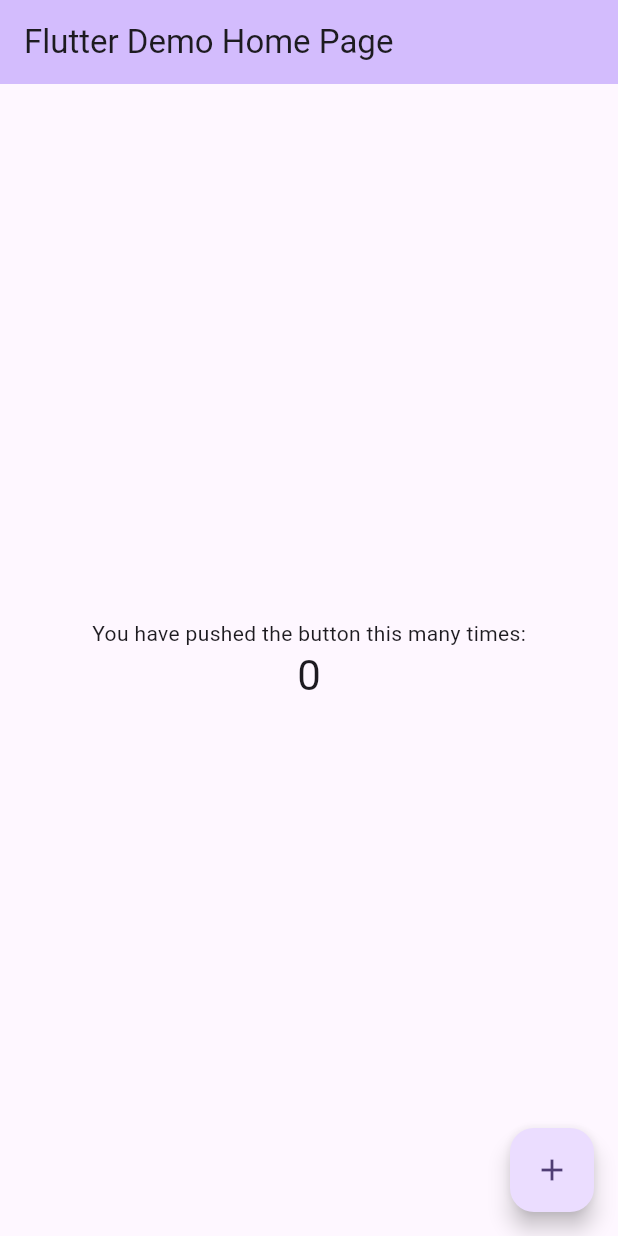
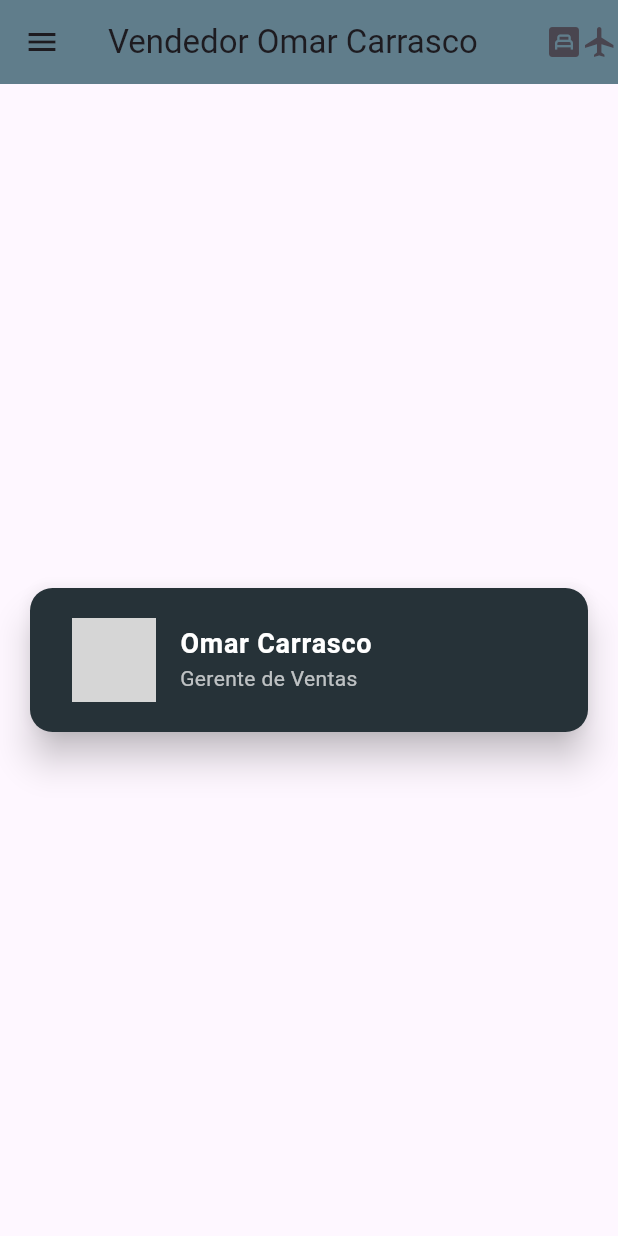
Before and after one commit to Carrasco07/IAmoviles_Act5_AppBarCard_Gpo_6I-Omar, a Flutter app: the screen it shows after launch, on a phone screen of 412 x 824 dp. Run offline on Flutter 3.47's test engine with Material 3 defaults, Android fonts, the phone set to English and light mode, and no system bars; network calls fail; grey boxes are pictures that could not be loaded.

```diff
--- a/lib/main.dart
+++ b/lib/main.dart
@@ -1,122 +1,75 @@
 import 'package:flutter/material.dart';
+import 'package:flutter/semantics.dart';
 
-void main() {
-  runApp(const MyApp());
-}
+void main() => runApp(AppMuebleria());
 
-class MyApp extends StatelessWidget {
-  const MyApp({super.key});
+class AppMuebleria extends StatelessWidget {
+  const AppMuebleria({super.key});
 
-  // This widget is the root of your application.
   @override
   Widget build(BuildContext context) {
     return MaterialApp(
-      title: 'Flutter Demo',
-      theme: ThemeData(
-        // This is the theme of your application.
-        //
-        // TRY THIS: Try running your application with "flutter run". You'll see
-        // the application has a purple toolbar. Then, without quitting the app,
-        // try changing the seedColor in the colorScheme below to Colors.green
-        // and then invoke "hot reload" (save your changes or press the "hot
-        // reload" button in a Flutter-supported IDE, or press "r" if you used
-        // the command line to start the app).
-        //
-        // Notice that the counter didn't reset back to zero; the application
-        // state is not lost during the reload. To reset the state, use hot
-        // restart instead.
-        //
-        // This works for code too, not just values: Most code changes can be
-        // tested with just a hot reload.
-        colorScheme: ColorScheme.fromSeed(seedColor: Colors.deepPurple),
-      ),
-      home: const MyHomePage(title: 'Flutter Demo Home Page'),
+      debugShowCheckedModeBanner: false,
+      title: 'Muebleria',
+      home: Empleado(),
     );
   }
-}
+}// Fin clase AppMuebleria
 
-class MyHomePage extends StatefulWidget {
-  const MyHomePage({super.key, required this.title});
-
-  // This widget is the home page of your application. It is stateful, meaning
-  // that it has a State object (defined below) that contains fields that affect
-  // how it looks.
-
-  // This class is the configuration for the state. It holds the values (in this
-  // case the title) provided by the parent (in this case the App widget) and
-  // used by the build method of the State. Fields in a Widget subclass are
-  // always marked "final".
-
-  final String title;
-
-  @override
-  State<MyHomePage> createState() => _MyHomePageState();
-}
-
-class _MyHomePageState extends State<MyHomePage> {
-  int _counter = 0;
-
-  void _incrementCounter() {
-    setState(() {
-      // This call to setState tells the Flutter framework that something has
-      // changed in this State, which causes it to rerun the build method below
-      // so that the display can reflect the updated values. If we changed
-      // _counter without calling setState(), then the build method would not be
-      // called again, and so nothing would appear to happen.
-      _counter++;
-    });
-  }
+class Empleado extends StatelessWidget {
+  const Empleado({super.key});
 
   @override
   Widget build(BuildContext context) {
-    // This method is rerun every time setState is called, for instance as done
-    // by the _incrementCounter method above.
-    //
-    // The Flutter framework has been optimized to make rerunning build methods
-    // fast, so that you can just rebuild anything that needs updating rather
-    // than having to individually change instances of widgets.
     return Scaffold(
       appBar: AppBar(
-        // TRY THIS: Try changing the color here to a specific color (to
-        // Colors.amber, perhaps?) and trigger a hot reload to see the AppBar
-        // change color while the other colors stay the same.
-        backgroundColor: Theme.of(context).colorScheme.inversePrimary,
-        // Here we take the value from the MyHomePage object that was created by
-        // the App.build method, and use it to set our appbar title.
-        title: Text(widget.title),
+
+        title: Text('Vendedor Omar Carrasco'),
+        backgroundColor: Colors.blueGrey,
+        actions: [
+          Icon(Icons.bedroom_child),
+          Icon(Icons.flight),
+        ],
       ),
+      drawer: Drawer(),
       body: Center(
-        // Center is a layout widget. It takes a single child and positions it
-        // in the middle of the parent.
-        child: Column(
-          // Column is also a layout widget. It takes a list of children and
-          // arranges them vertically. By default, it sizes itself to fit its
-          // children horizontally, and tries to be as tall as its parent.
-          //
-          // Column has various properties to control how it sizes itself and
-          // how it positions its children. Here we use mainAxisAlignment to
-          // center the children vertically; the main axis here is the vertical
-          // axis because Columns are vertical (the cross axis would be
-          // horizontal).
-          //
-          // TRY THIS: Invoke "debug painting" (choose the "Toggle Debug Paint"
-          // action in the IDE, or press "p" in the console), to see the
-          // wireframe for each widget.
-          mainAxisAlignment: MainAxisAlignment.center,
-          children: <Widget>[
-            const Text('You have pushed the button this many times:'),
-            Text(
-              '$_counter',
-              style: Theme.of(context).textTheme.headlineMedium,
+  child: Column(
+    mainAxisAlignment: MainAxisAlignment.center,
+    children: [
+      Card(
+        color: const Color(0xFF263238), // Azul grisáceo oscuro
+        elevation: 10,
+        shape: RoundedRectangleBorder(borderRadius: BorderRadius.circular(15)),
+        margin: const EdgeInsets.symmetric(horizontal: 20),
+        child: const Padding(
+          padding: EdgeInsets.all(12.0),
+          child: ListTile(
+            leading: CircleAvatar(
+              radius: 28,
+              backgroundImage: NetworkImage(
+                'https://raw.githubusercontent.com/Carrasco07/IAmoviles_Act5_AppBarCard_Gpo_6I/refs/heads/main/Omar.png',
+              ),
             ),
-          ],
+            title: Text(
+              'Omar Carrasco',
+              style: TextStyle(
+                color: Colors.white,
+                fontSize: 18,
+                fontWeight: FontWeight.bold,
+              ),
+            ),
+            subtitle: Text(
+              'Gerente de Ventas',
+              style: TextStyle(
+                color: Colors.white70,
+              ),
+            ),
+          ),
         ),
       ),
-      floatingActionButton: FloatingActionButton(
-        onPressed: _incrementCounter,
-        tooltip: 'Increment',
-        child: const Icon(Icons.add),
-      ), // This trailing comma makes auto-formatting nicer for build methods.
+    ],
+  ),
+)
     );
   }
-}
+}// Fin clase Empleado
```
